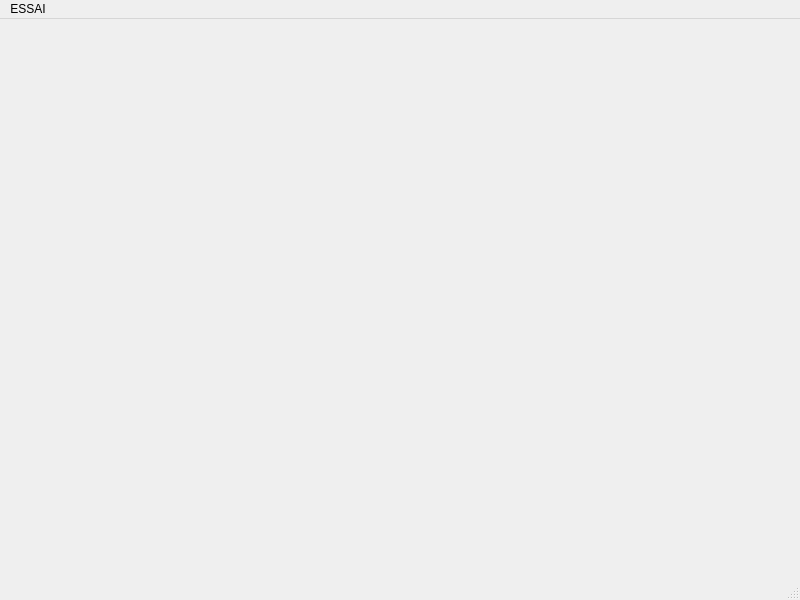
Above: PluriNotes/relationswindows.ui from guillaumejounel/PluriNotes before the change. Below: the same form after it.
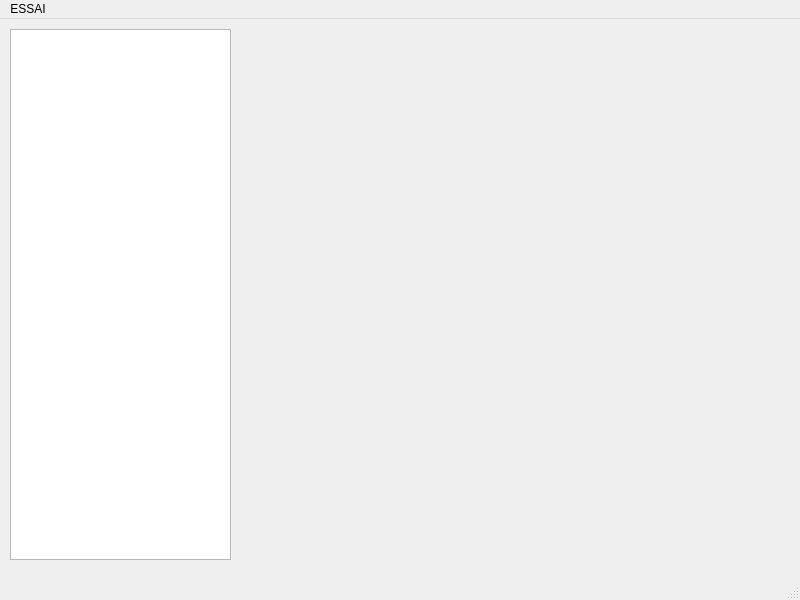
That is the form after the change.

The edit to the form file:
```diff
--- a/PluriNotes/relationswindows.ui
+++ b/PluriNotes/relationswindows.ui
@@ -13,7 +13,18 @@
   <property name="windowTitle">
    <string>MainWindow</string>
   </property>
-  <widget class="QWidget" name="centralwidget"/>
+  <widget class="QWidget" name="centralwidget">
+   <widget class="QListView" name="listView">
+    <property name="geometry">
+     <rect>
+      <x>10</x>
+      <y>10</y>
+      <width>221</width>
+      <height>531</height>
+     </rect>
+    </property>
+   </widget>
+  </widget>
   <widget class="QMenuBar" name="menubar">
    <property name="geometry">
     <rect>
```
